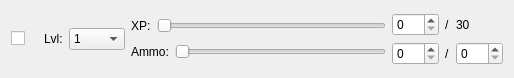
The window that qweapontableslot.ui (JordanViramontes/Cave-Story-Profile-Manager) describes before a commit, drawn with Qt 5.
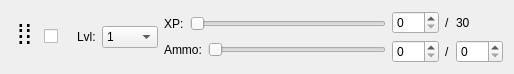
The same window after the commit. Icons and pictures are not drawn.

Commit message: added grab handles to weaponslot

The edit to the form file:
```diff
--- a/qweapontableslot.ui
+++ b/qweapontableslot.ui
@@ -7,7 +7,7 @@
     <x>0</x>
     <y>0</y>
     <width>514</width>
-    <height>78</height>
+    <height>69</height>
    </rect>
   </property>
   <property name="sizePolicy">
@@ -28,6 +28,85 @@
   <layout class="QGridLayout" name="gridLayout">
    <item row="1" column="0">
     <layout class="QHBoxLayout" name="mainHLayout">
+     <item>
+      <widget class="QFrame" name="grabHandleFrame">
+       <property name="sizePolicy">
+        <sizepolicy hsizetype="Minimum" vsizetype="Minimum">
+         <horstretch>0</horstretch>
+         <verstretch>0</verstretch>
+        </sizepolicy>
+       </property>
+       <property name="font">
+        <font>
+         <pointsize>40</pointsize>
+         <bold>false</bold>
+        </font>
+       </property>
+       <property name="cursor">
+        <cursorShape>OpenHandCursor</cursorShape>
+       </property>
+       <property name="frameShape">
+        <enum>QFrame::Shape::NoFrame</enum>
+       </property>
+       <property name="frameShadow">
+        <enum>QFrame::Shadow::Raised</enum>
+       </property>
+       <property name="lineWidth">
+        <number>1</number>
+       </property>
+       <layout class="QGridLayout" name="gridLayout_2">
+        <property name="leftMargin">
+         <number>6</number>
+        </property>
+        <property name="topMargin">
+         <number>0</number>
+        </property>
+        <property name="rightMargin">
+         <number>6</number>
+        </property>
+        <property name="bottomMargin">
+         <number>6</number>
+        </property>
+        <property name="spacing">
+         <number>0</number>
+        </property>
+        <item row="0" column="0">
+         <widget class="QLabel" name="grabHandleIcon">
+          <property name="sizePolicy">
+           <sizepolicy hsizetype="Minimum" vsizetype="Minimum">
+            <horstretch>0</horstretch>
+            <verstretch>0</verstretch>
+           </sizepolicy>
+          </property>
+          <property name="font">
+           <font>
+            <pointsize>20</pointsize>
+            <bold>false</bold>
+           </font>
+          </property>
+          <property name="cursor">
+           <cursorShape>OpenHandCursor</cursorShape>
+          </property>
+          <property name="text">
+           <string>⁞⁞</string>
+          </property>
+          <property name="textFormat">
+           <enum>Qt::TextFormat::AutoText</enum>
+          </property>
+          <property name="alignment">
+           <set>Qt::AlignmentFlag::AlignCenter</set>
+          </property>
+          <property name="indent">
+           <number>-1</number>
+          </property>
+          <property name="textInteractionFlags">
+           <set>Qt::TextInteractionFlag::NoTextInteraction</set>
+          </property>
+         </widget>
+        </item>
+       </layout>
+      </widget>
+     </item>
      <item>
       <widget class="QCheckBox" name="enableCheck">
        <property name="text">
```
The commit also changes 4 other files.
